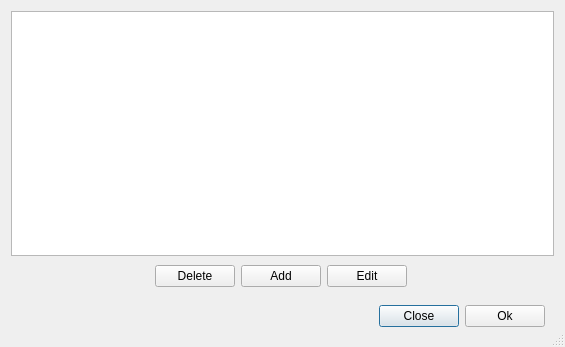
This is gui/CongregationWindow.ui in JoelMon/pyTalkManager as Qt 5 draws it before an edit. The edited form follows.
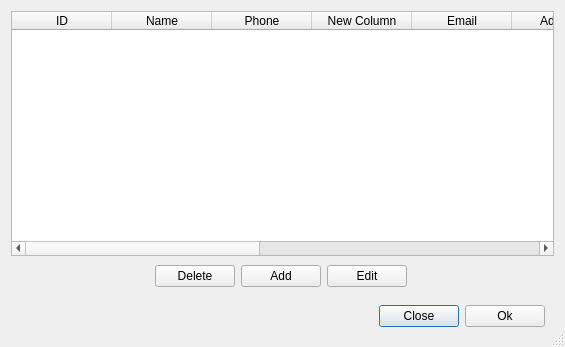
This is the edited form.

Commit message: Added columns to QTableWidget for CongregationWindow.ui

```diff
--- a/gui/CongregationWindow.ui
+++ b/gui/CongregationWindow.ui
@@ -152,7 +152,63 @@
     </widget>
    </item>
    <item row="0" column="1">
-    <widget class="QTableWidget" name="tableWidget"/>
+    <widget class="QTableWidget" name="table_congregation">
+     <column>
+      <property name="text">
+       <string>ID</string>
+      </property>
+     </column>
+     <column>
+      <property name="text">
+       <string>Name</string>
+      </property>
+     </column>
+     <column>
+      <property name="text">
+       <string>Phone</string>
+      </property>
+     </column>
+     <column>
+      <property name="text">
+       <string>New Column</string>
+      </property>
+     </column>
+     <column>
+      <property name="text">
+       <string>Email</string>
+      </property>
+     </column>
+     <column>
+      <property name="text">
+       <string>Address</string>
+      </property>
+     </column>
+     <column>
+      <property name="text">
+       <string>City</string>
+      </property>
+     </column>
+     <column>
+      <property name="text">
+       <string>State</string>
+      </property>
+     </column>
+     <column>
+      <property name="text">
+       <string>Zip code</string>
+      </property>
+     </column>
+     <column>
+      <property name="text">
+       <string>Long</string>
+      </property>
+     </column>
+     <column>
+      <property name="text">
+       <string>Note</string>
+      </property>
+     </column>
+    </widget>
    </item>
   </layout>
  </widget>
```
The commit also changes 1 other file.
